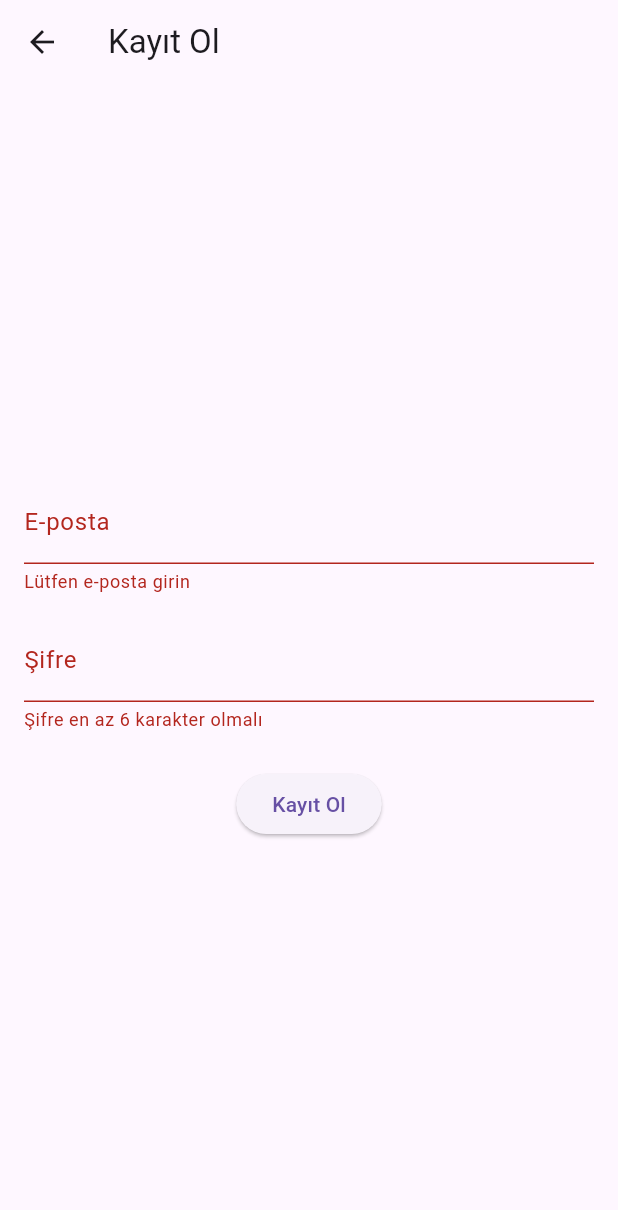
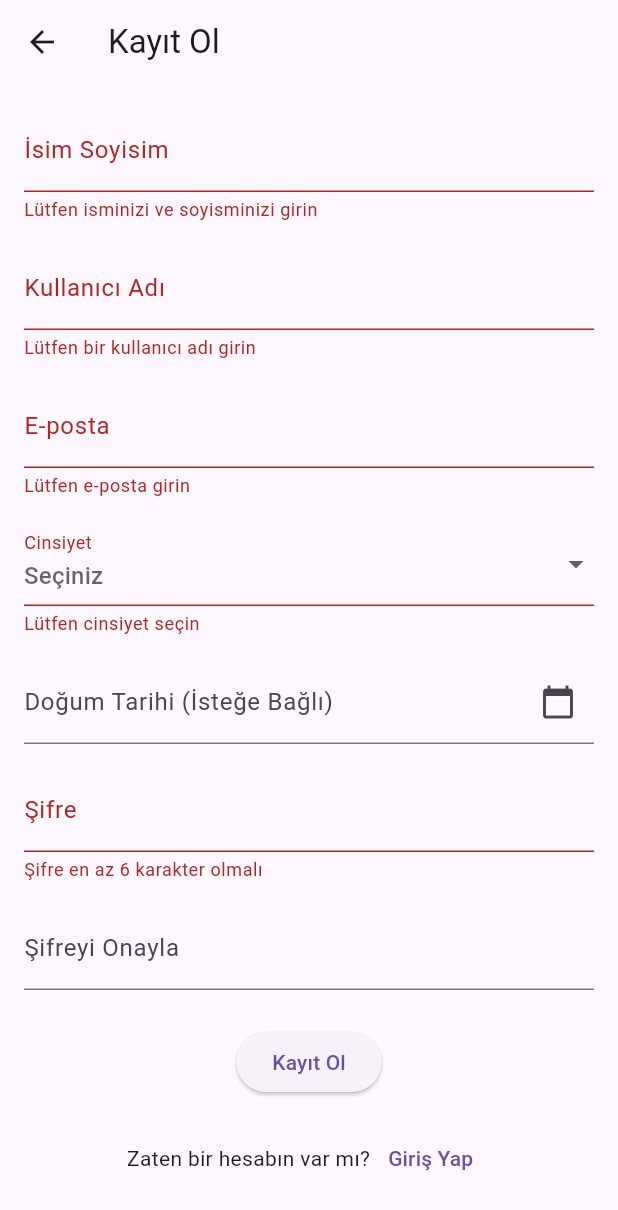
Before and after one commit to msaidguven/egitim_uygulamasi, a Flutter app: the SignUpScreen screen opened directly, after a tap on "Kayıt Ol", on a phone screen of 412 x 824 dp. Shown: the top 1210 px of the screen. Run offline on Flutter 3.47's test engine with Material 3 defaults, Android fonts, the light colour scheme and no system bars; our stand-ins replace supabase_flutter; accounts and stored records are empty.

Commit message:
feat: Kayıt sırasında kullanıcı profili oluşturma eklendi

```diff
--- a/lib/screens/signup_screen.dart
+++ b/lib/screens/signup_screen.dart
@@ -14,7 +14,12 @@ class _SignUpScreenState extends State<SignUpScreen> {
   final AuthViewModel _viewModel = AuthViewModel();
   final _emailController = TextEditingController();
   final _passwordController = TextEditingController();
+  final _confirmPasswordController = TextEditingController();
+  final _fullNameController = TextEditingController();
+  final _usernameController = TextEditingController();
   final _formKey = GlobalKey<FormState>();
+  String? _selectedGender;
+  DateTime? _selectedDate;
 
   @override
   void initState() {
@@ -35,7 +40,7 @@ class _SignUpScreenState extends State<SignUpScreen> {
         ScaffoldMessenger.of(context).showSnackBar(
           const SnackBar(
             content: Text(
-              'Kayıt başarılı! Lütfen e-postanızı kontrol ederek hesabınızı onaylayın.',
+              'Kayıt başarılı! Giriş ekranına yönlendiriliyorsunuz...',
             ),
             backgroundColor: Colors.green,
           ),
@@ -54,6 +59,9 @@ class _SignUpScreenState extends State<SignUpScreen> {
   void dispose() {
     _emailController.dispose();
     _passwordController.dispose();
+    _confirmPasswordController.dispose();
+    _fullNameController.dispose();
+    _usernameController.dispose();
     _viewModel.dispose();
     super.dispose();
   }
@@ -61,8 +69,12 @@ class _SignUpScreenState extends State<SignUpScreen> {
   Future<void> _signUp() async {
     if (_formKey.currentState!.validate()) {
       await _viewModel.signUp(
-        _emailController.text.trim(),
-        _passwordController.text.trim(),
+        email: _emailController.text.trim(),
+        password: _passwordController.text.trim(),
+        fullName: _fullNameController.text.trim(),
+        username: _usernameController.text.trim(),
+        gender: _selectedGender!, // Validator null olmamasını garantiliyor
+        birthDate: _selectedDate,
       );
     }
   }
@@ -71,13 +83,30 @@ class _SignUpScreenState extends State<SignUpScreen> {
   Widget build(BuildContext context) {
     return Scaffold(
       appBar: AppBar(title: const Text('Kayıt Ol')),
-      body: Padding(
+      body: SingleChildScrollView(
+        // Alanlar ekrana sığmazsa kaydırma özelliği ekler
+        child: Padding(
           padding: const EdgeInsets.all(16.0),
           child: Form(
             key: _formKey,
             child: Column(
               mainAxisAlignment: MainAxisAlignment.center,
               children: [
+                TextFormField(
+                  controller: _fullNameController,
+                  decoration: const InputDecoration(labelText: 'İsim Soyisim'),
+                  validator: (value) => value!.isEmpty
+                      ? 'Lütfen isminizi ve soyisminizi girin'
+                      : null,
+                ),
+                const SizedBox(height: 16),
+                TextFormField(
+                  controller: _usernameController,
+                  decoration: const InputDecoration(labelText: 'Kullanıcı Adı'),
+                  validator: (value) =>
+                      value!.isEmpty ? 'Lütfen bir kullanıcı adı girin' : null,
+                ),
+                const SizedBox(height: 16),
                 TextFormField(
                   controller: _emailController,
                   decoration: const InputDecoration(labelText: 'E-posta'),
@@ -86,12 +115,70 @@ class _SignUpScreenState extends State<SignUpScreen> {
                       value!.isEmpty ? 'Lütfen e-posta girin' : null,
                 ),
                 const SizedBox(height: 16),
+                DropdownButtonFormField<String>(
+                  value: _selectedGender,
+                  decoration: const InputDecoration(labelText: 'Cinsiyet'),
+                  hint: const Text('Seçiniz'),
+                  items: ['Kadın', 'Erkek', 'Belirtmek İstemiyorum']
+                      .map(
+                        (label) =>
+                            DropdownMenuItem(child: Text(label), value: label),
+                      )
+                      .toList(),
+                  onChanged: (value) {
+                    setState(() {
+                      _selectedGender = value;
+                    });
+                  },
+                  validator: (value) =>
+                      value == null ? 'Lütfen cinsiyet seçin' : null,
+                ),
+                const SizedBox(height: 16),
+                TextFormField(
+                  readOnly: true,
+                  decoration: InputDecoration(
+                    labelText: 'Doğum Tarihi (İsteğe Bağlı)',
+                    hintText: _selectedDate == null
+                        ? 'Tarih seçmek için dokunun'
+                        : '${_selectedDate!.day}/${_selectedDate!.month}/${_selectedDate!.year}',
+                    suffixIcon: const Icon(Icons.calendar_today),
+                  ),
+                  onTap: () async {
+                    final DateTime? picked = await showDatePicker(
+                      context: context,
+                      initialDate: _selectedDate ?? DateTime.now(),
+                      firstDate: DateTime(1920),
+                      lastDate: DateTime.now(),
+                    );
+                    if (picked != null && picked != _selectedDate) {
+                      setState(() {
+                        _selectedDate = picked;
+                      });
+                    }
+                  },
+                ),
+                const SizedBox(height: 16),
                 TextFormField(
                   controller: _passwordController,
                   decoration: const InputDecoration(labelText: 'Şifre'),
                   obscureText: true,
-                validator: (value) =>
-                    value!.length < 6 ? 'Şifre en az 6 karakter olmalı' : null,
+                  validator: (value) => value!.length < 6
+                      ? 'Şifre en az 6 karakter olmalı'
+                      : null,
+                ),
+                const SizedBox(height: 16),
+                TextFormField(
+                  controller: _confirmPasswordController,
+                  decoration: const InputDecoration(
+                    labelText: 'Şifreyi Onayla',
+                  ),
+                  obscureText: true,
+                  validator: (value) {
+                    if (value != _passwordController.text) {
+                      return 'Şifreler eşleşmiyor';
+                    }
+                    return null;
+                  },
                 ),
                 const SizedBox(height: 24),
                 _viewModel.isLoading
@@ -100,7 +187,21 @@ class _SignUpScreenState extends State<SignUpScreen> {
                         onPressed: _signUp,
                         child: const Text('Kayıt Ol'),
                       ),
+                const SizedBox(height: 16),
+                Row(
+                  mainAxisAlignment: MainAxisAlignment.center,
+                  children: [
+                    const Text('Zaten bir hesabın var mı?'),
+                    TextButton(
+                      onPressed: () {
+                        Navigator.of(context).pop();
+                      },
+                      child: const Text('Giriş Yap'),
+                    ),
                   ],
+                ),
+              ],
+            ),
           ),
         ),
       ),
```
Also changed, not shown: lib/viewmodels/auth_viewmodel.dart (+39 -2 lines). Lines whose indentation alone changed are shown as unchanged.
